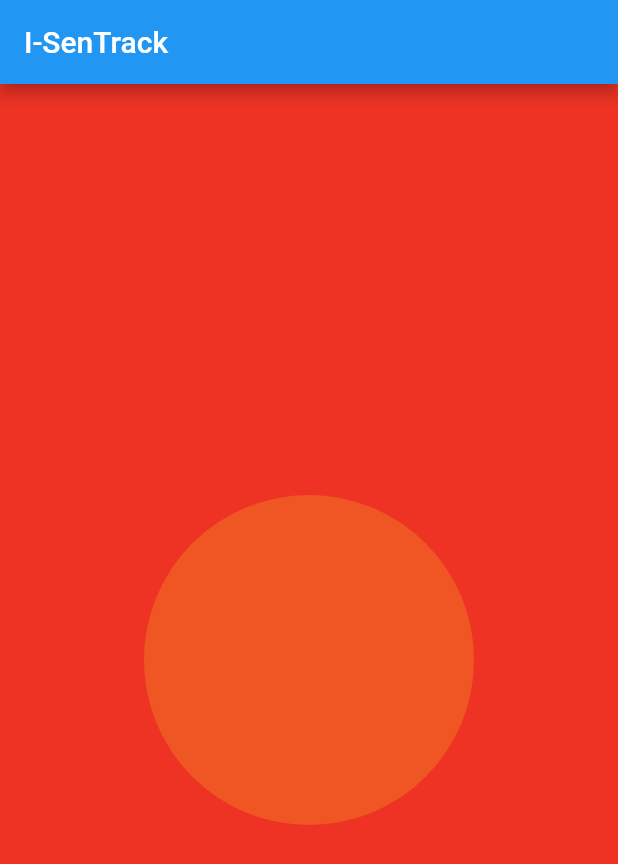
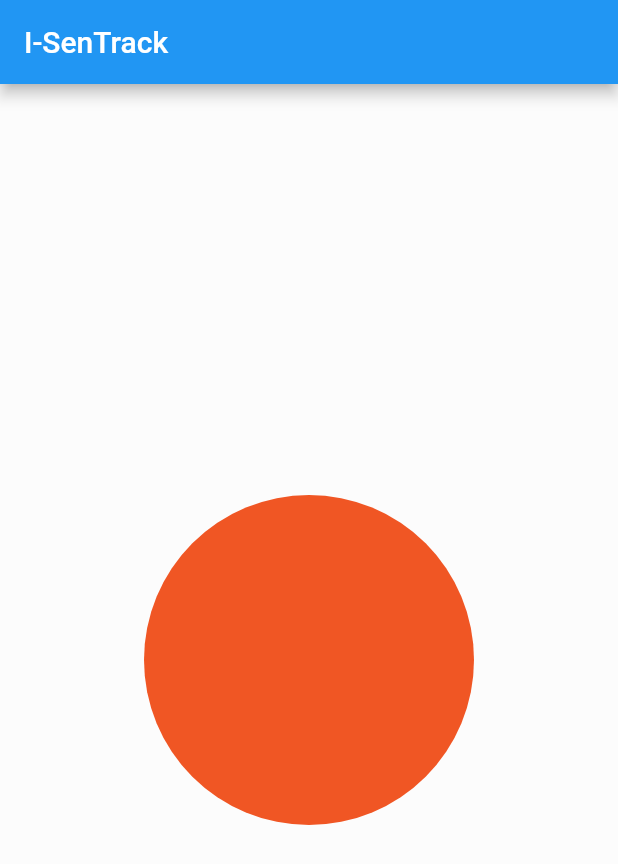
Before and after one commit to SuperCoderTech/i_SenTrack, a Flutter app: the screen it shows after launch, on a phone screen of 412 x 824 dp. Shown: the top 864 px of the screen. Run offline on Flutter 3.47's test engine with Material 2 defaults, Android fonts, the phone set to English and light mode, and no system bars; our stand-ins replace geolocator, shared_preferences.

```diff
--- a/lib/screens/home.dart
+++ b/lib/screens/home.dart
@@ -31,7 +31,7 @@ class _HomeState extends State<Home> {
       body: Container(
           width: double.infinity,
           height: double.infinity,
-          decoration: BoxDecoration(color: Color(0xFFee3324)),
+          decoration: BoxDecoration(color: Colors.white38),
           child: Column(mainAxisAlignment: MainAxisAlignment.center, crossAxisAlignment: CrossAxisAlignment.center, children: [
             CircleAvatar(backgroundColor: Color(0xFFf05624), radius: 110)
           ])),
```
Also changed, not shown: 1 other file.
